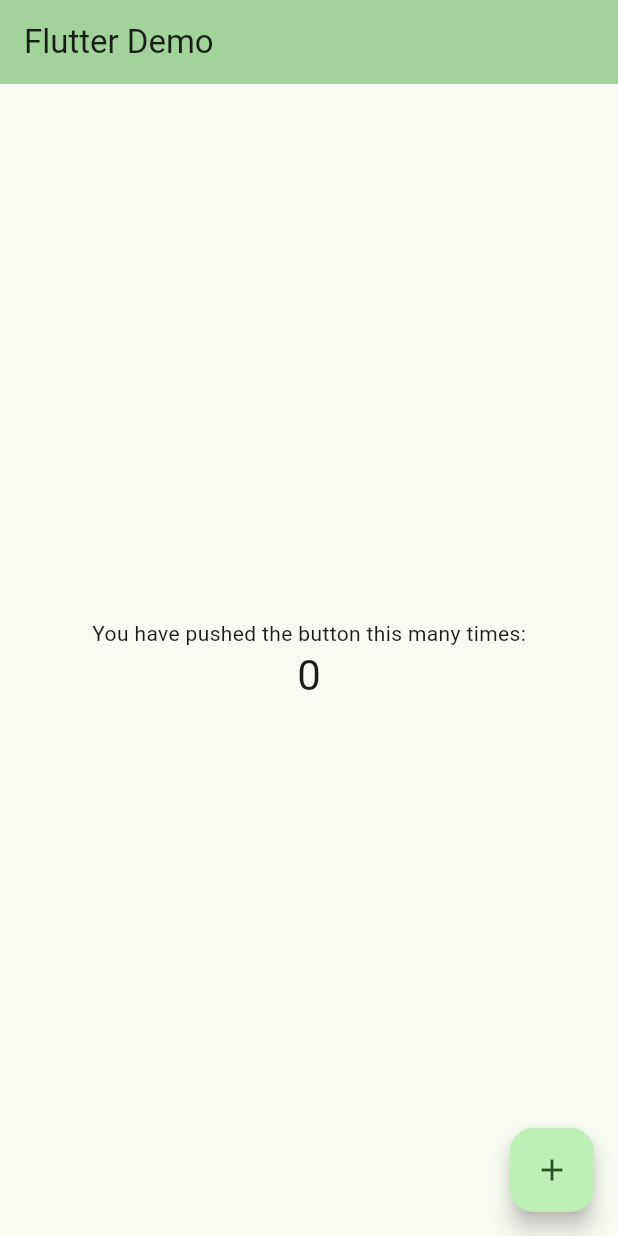
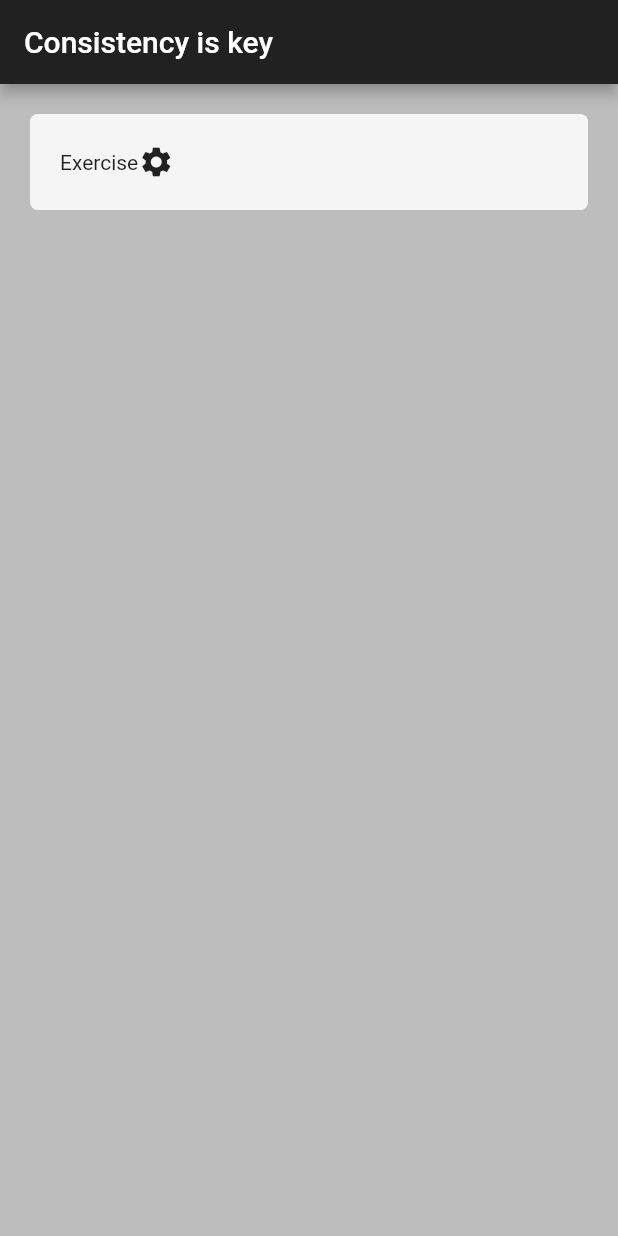
Before and after one commit to PaulEdworthy/habit-tracker, a Flutter app: the screen it shows after launch, on a phone screen of 412 x 824 dp. Run offline on Flutter 3.47's test engine with Material 2 defaults, Android fonts, the phone set to English and light mode, and no system bars.

Commit message:
add util directory for reusable components

```diff
--- a/lib/home_page.dart
+++ b/lib/home_page.dart
@@ -0,0 +1,28 @@
+import 'package:flutter/material.dart';
+import 'package:habit_tracker/util/habit_tile.dart';
+
+class HomePage extends StatefulWidget {
+  const HomePage({Key? key}) : super(key: key);
+
+  @override
+  State<HomePage> createState() => _HomePageState();
+}
+
+class _HomePageState extends State<HomePage> {
+  @override
+  Widget build(BuildContext context) {
+    return Scaffold(
+      backgroundColor: Colors.grey[400],
+      appBar: AppBar(
+        backgroundColor: Colors.grey[900],
+        title: Text('Consistency is key'),
+        centerTitle: false,
+      ),
+      body: Column(
+        children: [
+          HabitTile(),
+        ],
+      ),
+    );
+  }
+}
--- a/lib/main.dart
+++ b/lib/main.dart
@@ -12,61 +12,8 @@ class MyApp extends StatelessWidget {
   // This widget is the root of your application.
   @override
   Widget build(BuildContext context) {
-    return MaterialApp(
-      title: 'Flutter Demo',
-      theme: ThemeData(
-        colorScheme: ColorScheme.fromSeed(seedColor: Colors.green),
-        useMaterial3: true,
-      ),
-      home: const MyHomePage(title: 'Flutter Demo'),
-    );
+    return const MaterialApp(
+      home: HomePage(),
+    ); // MaterialApp
   }
 }
-
-class MyHomePage extends StatefulWidget {
-  const MyHomePage({super.key, required this.title});
-
-  final String title;
-
-  @override
-  State<MyHomePage> createState() => _MyHomePageState();
-}
-
-class _MyHomePageState extends State<MyHomePage> {
-  int _counter = 0;
-
-  void _incrementCounter() {
-    setState(() {
-      _counter++;
-    });
-  }
-
-  @override
-  Widget build(BuildContext context) {
-    return Scaffold(
-      appBar: AppBar(
-        backgroundColor: Theme.of(context).colorScheme.inversePrimary,
-        title: Text(widget.title),
-      ),
-      body: Center(
-        child: Column(
-          mainAxisAlignment: MainAxisAlignment.center,
-          children: <Widget>[
-            const Text(
-              'You have pushed the button this many times:',
-            ),
-            Text(
-              '$_counter',
-              style: Theme.of(context).textTheme.headlineMedium,
-            ),
-          ],
-        ),
-      ),
-      floatingActionButton: FloatingActionButton(
-        onPressed: _incrementCounter,
-        tooltip: 'Increment',
-        child: const Icon(Icons.add),
-      ), // This trailing comma makes auto-formatting nicer for build methods.
-    );
-  }
-}
--- /dev/null
+++ b/lib/util/habit_tile.dart
@@ -0,0 +1,25 @@
+import 'package:flutter/material.dart';
+
+class HabitTile extends StatelessWidget {
+  const HabitTile({super.key});
+
+  @override
+  Widget build(BuildContext context) {
+    return Padding(
+      padding: const EdgeInsets.all(20.0),
+      child: Container(
+        padding: EdgeInsets.all(20.0),
+        decoration: BoxDecoration(
+          borderRadius: BorderRadius.circular(5),
+          color: Colors.grey[100],
+        ),
+        child: Row(
+          children: [
+            Text('Exercise'),
+            Icon(Icons.settings),
+          ],
+        ),
+      ),
+    );
+  }
+}
```
